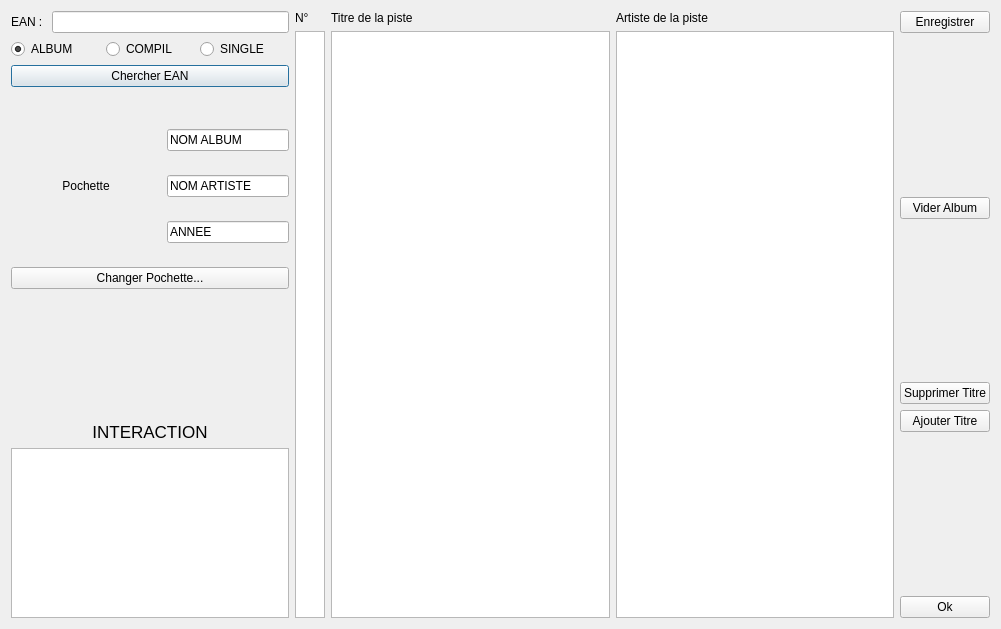
Above: projet-musique/core/dialogajouterphys.ui from toopoormaghell/projet-musique before the change. Below: the same form after it.
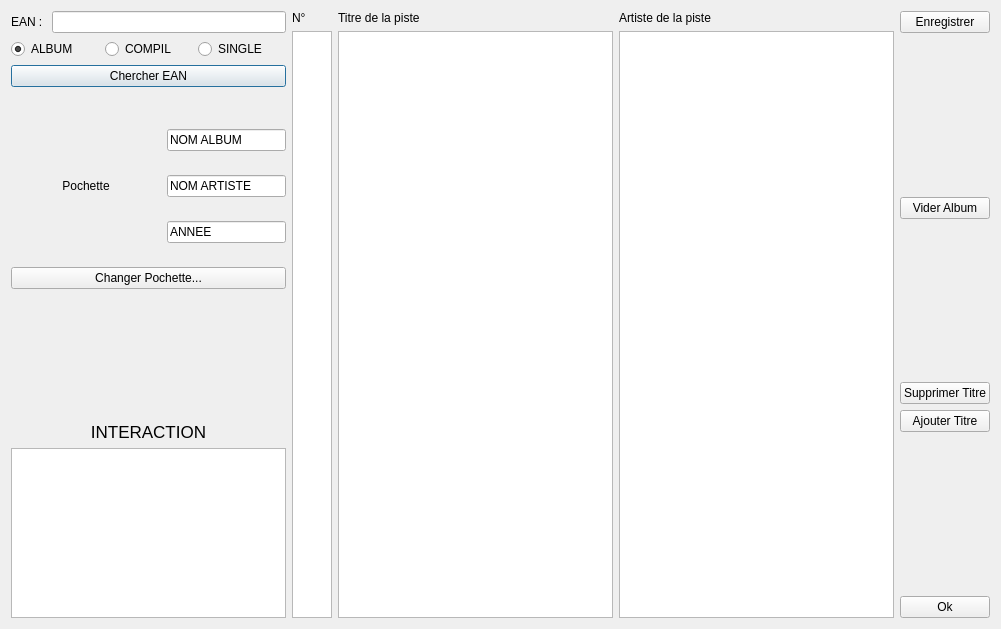
That is the form after the change.

Commit message: Ajout d'une nouvelle fenêtre au moment de la recherche d'un album phys sur Music Pro: 	* Si l'album est trouvé, pas de nouvelle fenêtre affichée. 	* Si l'album n'est pas trouvé, la nouvelle fenêtre s'ouvre et on peut choisir un album déjà dans la BDD. 		* Si un album est choisi, le nom de l'album et la pochette sont récupérés. 		* Si aucun album n'est choisi, la recherche va alors récupérer sur le net la pochette et continuer avec son nom d'album.

Diff of the .ui file:
```diff
--- a/projet-musique/core/dialogajouterphys.ui
+++ b/projet-musique/core/dialogajouterphys.ui
@@ -192,13 +192,13 @@
       <widget class="QListWidget" name="Piste">
        <property name="minimumSize">
         <size>
-         <width>30</width>
+         <width>40</width>
          <height>0</height>
         </size>
        </property>
        <property name="maximumSize">
         <size>
-         <width>30</width>
+         <width>40</width>
          <height>16777215</height>
         </size>
        </property>
```
The commit also changes 6 other files.
